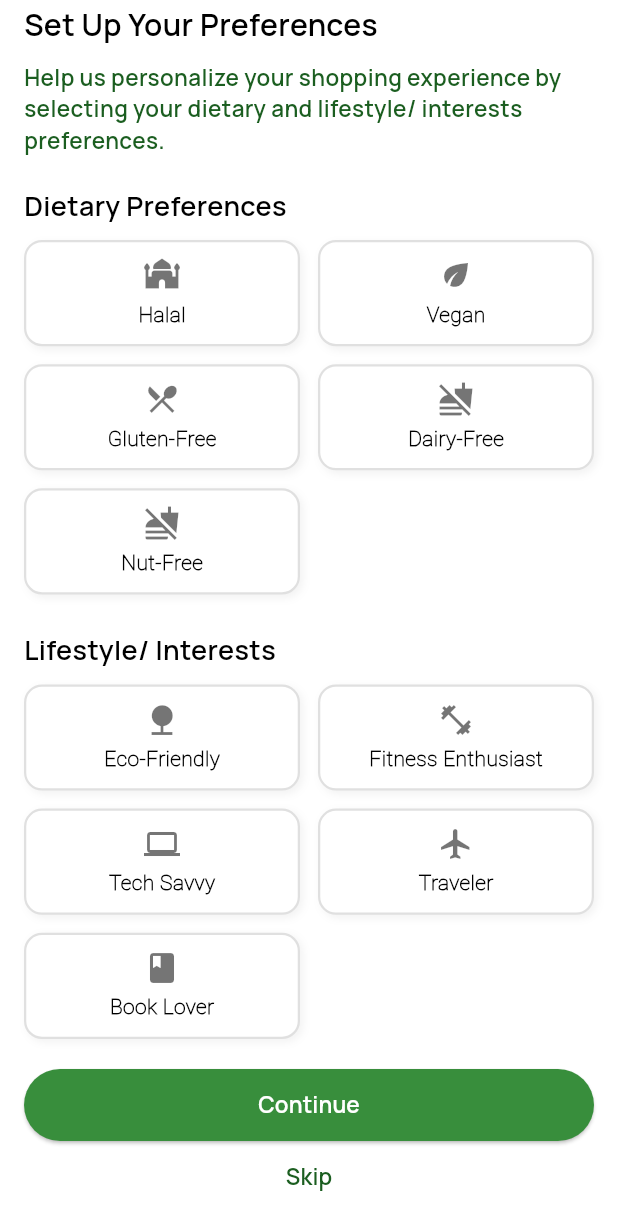
After one commit to Juns1214/Loop-Cart, a Flutter app: the SetupPreferencePage screen opened directly, scrolled down 104 dp, after a tap on "Continue", on a phone screen of 412 x 824 dp. The commit adds this screen. Shown: the top 1230 px of the screen. Run offline on Flutter 3.47's test engine with Material 3 defaults, Android fonts, the phone set to English and light mode, and no system bars; our stand-ins replace firebase_auth, firebase_core, fluttertoast, lottie; accounts and stored records are empty.

Commit message:
Initial version of Setup Preference page with UI layout and selection logic

```diff
--- a/lib/pages/main.dart
+++ b/lib/pages/auth/main.dart
@@ -2,8 +2,8 @@ import 'package:firebase_auth/firebase_auth.dart';
 import 'package:flutter/material.dart';
 import 'package:firebase_core/firebase_core.dart';
 import 'package:flutter_application_1/utils/firebase_options.dart';
-import 'package:flutter_application_1/pages/signup_page.dart';
-import 'package:flutter_application_1/pages/login_page.dart';
+import 'package:flutter_application_1/pages/auth/signup_page.dart';
+import 'package:flutter_application_1/pages/auth/login_page.dart';
 
 
 
--- /dev/null
+++ b/lib/pages/preference/preference_model.dart
@@ -0,0 +1,11 @@
+import 'package:flutter/material.dart';
+
+class Preference {
+  final String name;
+  final IconData icon;
+  bool isSelected;
+
+  Preference(this.name, {required this.icon, this.isSelected = false});
+
+  void toggleSelection() => isSelected = !isSelected;
+}
--- /dev/null
+++ b/lib/pages/preference/preference_tile.dart
@@ -0,0 +1,67 @@
+import 'package:flutter/material.dart';
+import 'preference_model.dart';
+
+class PreferenceTile extends StatelessWidget {
+  final Preference preference;
+  final VoidCallback onTap;
+
+  const PreferenceTile({
+    super.key,
+    required this.preference,
+    required this.onTap,
+  });
+
+  @override
+  Widget build(BuildContext context) {
+    final isSelected = preference.isSelected;
+
+    return InkWell(
+      onTap: onTap,
+      borderRadius: BorderRadius.circular(12),
+      child: Container(
+        decoration: BoxDecoration(
+          color: isSelected ? Colors.blue[600] : Colors.white,
+          borderRadius: BorderRadius.circular(12),
+          border: Border.all(
+            color: isSelected ? Colors.blue[600]! : Colors.grey[300]!,
+            width: 1.5,
+          ),
+          boxShadow: [
+            BoxShadow(
+              color: Colors.black.withOpacity(0.05),
+              blurRadius: 4,
+              offset: const Offset(2, 2),
+            ),
+          ],
+        ),
+        child: Stack(
+          children: [
+            Center(
+              child: Column(
+                mainAxisAlignment: MainAxisAlignment.center,
+                children: [
+                  Icon(preference.icon,
+                      color: isSelected ? Colors.white : Colors.black54),
+                  const SizedBox(height: 4),
+                  Text(
+                    preference.name,
+                    style: TextStyle(
+                      color: isSelected ? Colors.white : Colors.black,
+                      fontWeight: FontWeight.w600,
+                    ),
+                  ),
+                ],
+              ),
+            ),
+            if (isSelected)
+              const Positioned(
+                top: 8,
+                right: 8,
+                child: Icon(Icons.check_circle, color: Colors.white, size: 18),
+              ),
+          ],
+        ),
+      ),
+    );
+  }
+}
--- /dev/null
+++ b/lib/pages/preference/setup_preference.dart
@@ -0,0 +1,166 @@
+import 'package:flutter/material.dart';
+import 'package:flutter/services.dart';
+import 'preference_model.dart';
+import 'preference_tile.dart';
+
+void main() {
+  WidgetsFlutterBinding.ensureInitialized();
+  SystemChrome.setEnabledSystemUIMode(SystemUiMode.immersive);
+  runApp(const MyApp());
+}
+
+class MyApp extends StatelessWidget {
+  const MyApp({super.key});
+
+  @override
+  Widget build(BuildContext context) {
+    return MaterialApp(
+      debugShowCheckedModeBanner: false,
+      home: const SetupPreferencePage(),
+    );
+  }
+}
+
+class SetupPreferencePage extends StatefulWidget {
+  const SetupPreferencePage({super.key});
+
+  @override
+  State<SetupPreferencePage> createState() => _SetupPreferencePageState();
+}
+
+class _SetupPreferencePageState extends State<SetupPreferencePage> {
+  List<Preference> dietaryPreferences = [
+    Preference('Halal', icon: Icons.mosque),
+    Preference('Vegan', icon: Icons.eco),
+    Preference('Gluten-Free', icon: Icons.local_dining),
+    Preference('Dairy-Free', icon: Icons.no_food),
+    Preference('Nut-Free', icon: Icons.no_food),
+  ];
+
+  List<Preference> lifestyleChoices = [
+    Preference('Eco-Friendly', icon: Icons.nature),
+    Preference('Fitness Enthusiast', icon: Icons.fitness_center),
+    Preference('Tech Savvy', icon: Icons.computer),
+    Preference('Traveler', icon: Icons.flight),
+    Preference('Book Lover', icon: Icons.book),
+  ];
+
+  @override
+  Widget build(BuildContext context) {
+    return Scaffold(
+      backgroundColor: Colors.white,
+      body: SingleChildScrollView(
+        padding: const EdgeInsets.all(16),
+        child: Column(
+          crossAxisAlignment: CrossAxisAlignment.start,
+          children: [
+            Center(
+              child: Image.asset(
+                'assets/images/LogoIcon.png',
+                height: 80,
+                width: 80,
+                fit: BoxFit.fill,
+              ),
+            ),
+            const SizedBox(height: 10),
+
+            Text(
+              'Set Up Your Preferences',
+              style: TextStyle(
+                fontFamily: 'Manrope',
+                fontSize: 20,
+                fontWeight: FontWeight.bold,
+                color: Colors.black,
+              ),
+            ),
+            const SizedBox(height: 10),
+
+            Text(
+              'Help us personalize your shopping experience by selecting your dietary and lifestyle/ interests preferences.',
+              style: TextStyle(
+                fontFamily: 'Manrope',
+                fontSize: 15,
+                color: Color(0xFF1B5E20),
+              ),
+            ),
+
+            const SizedBox(height: 20),
+
+            _buildPreferenceSection('Dietary Preferences', dietaryPreferences),
+            const SizedBox(height: 24),
+            _buildPreferenceSection('Lifestyle/ Interests', lifestyleChoices),
+            const SizedBox(height: 20),
+            ElevatedButton(
+              onPressed: () {
+                // TODO: Save preferences or navigate to next page
+              },
+              style: ElevatedButton.styleFrom(
+                backgroundColor: Color(0xFF388E3C),
+                minimumSize: const Size.fromHeight(48),
+              ),
+              child: const Text(
+                'Continue',
+                style: TextStyle(
+                  fontFamily: 'Manrope',
+                  fontSize: 15,
+                  color: Colors.white,
+                ),
+              ),
+            ),
+            Center(
+              child: TextButton(
+                onPressed: () {
+                  // TODO: Implement skip functionality
+                },
+                child: const Text(
+                  'Skip',
+                  style: TextStyle(
+                    fontFamily: 'Manrope',
+                    fontSize: 15,
+                    color: Color(0xFF1B5E20),
+                  ),
+                ),
+              ),
+            ),
+          ],
+        ),
+      ),
+    );
+  }
+
+  Widget _buildPreferenceSection(String title, List<Preference> preferences) {
+    return Column(
+      crossAxisAlignment: CrossAxisAlignment.start,
+      children: [
+        Text(
+          title,
+          style: TextStyle(
+            fontFamily: 'Manrope',
+            fontSize: 18,
+            fontWeight: FontWeight.bold,
+            color: Colors.black,
+          ),
+        ),
+        const SizedBox(height: 10),
+        GridView.builder(
+          shrinkWrap: true,
+          physics: const NeverScrollableScrollPhysics(),
+          gridDelegate: const SliverGridDelegateWithFixedCrossAxisCount(
+            crossAxisCount: 2,
+            childAspectRatio: 2.6,
+            crossAxisSpacing: 12,
+            mainAxisSpacing: 12,
+          ),
+          itemCount: preferences.length,
+          itemBuilder: (context, index) {
+            final preference = preferences[index];
+            return PreferenceTile(
+              preference: preference,
+              onTap: () => setState(() => preference.toggleSelection()),
+            );
+          },
+        ),
+      ],
+    );
+  }
+}
```
Also changed, not shown: lib/pages/auth/login_page.dart (renamed from lib/pages/login_page.dart), lib/pages/auth/onboarding_page.dart (renamed from lib/pages/onboarding_page.dart), lib/pages/auth/signup_page.dart (renamed from lib/pages/signup_page.dart), lib/pages/auth/start_page.dart (renamed from lib/pages/start_page.dart), 1 other file.
